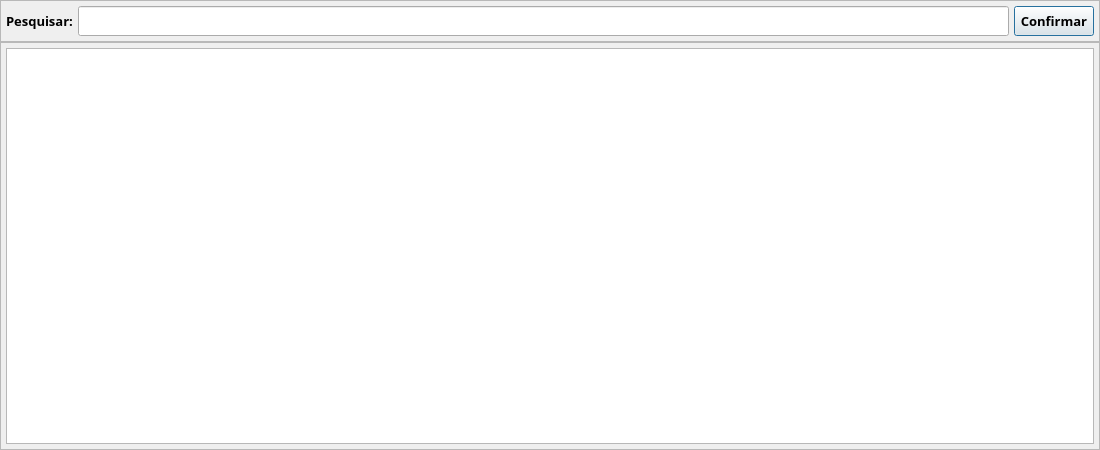
First picture: the form in app/views/ui/pesquisa_Produto.ui, repository RafaelOmega/Fabrica_2.0, before the edit.
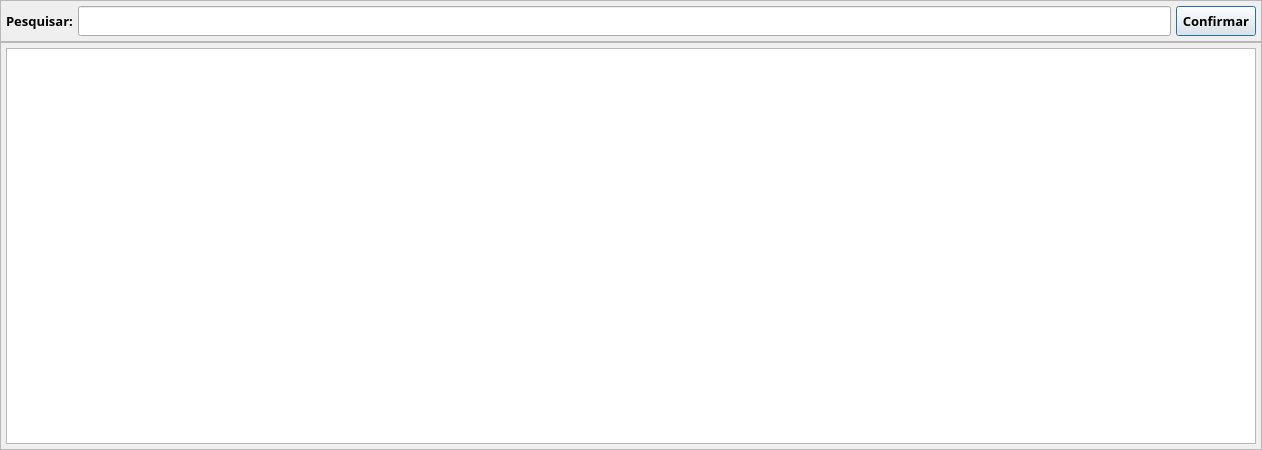
Second picture: the form after the edit.

Diff of the .ui file:
```diff
--- a/app/views/ui/pesquisa_Produto.ui
+++ b/app/views/ui/pesquisa_Produto.ui
@@ -6,7 +6,7 @@
    <rect>
     <x>0</x>
     <y>0</y>
-    <width>1100</width>
+    <width>1262</width>
     <height>450</height>
    </rect>
   </property>
```
